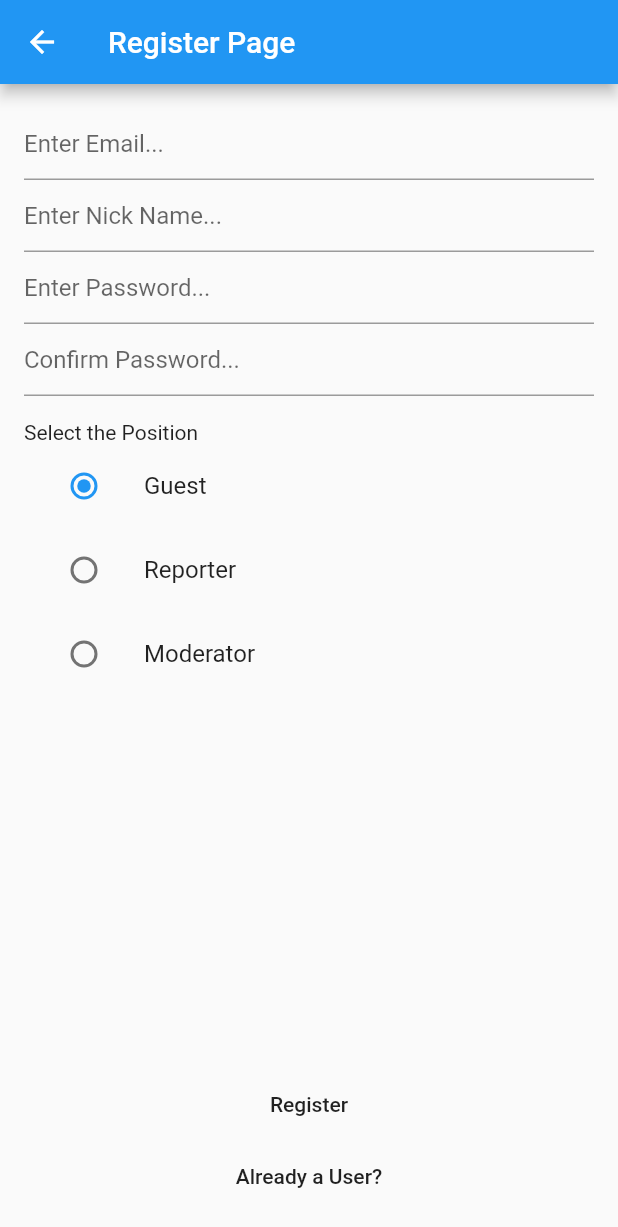
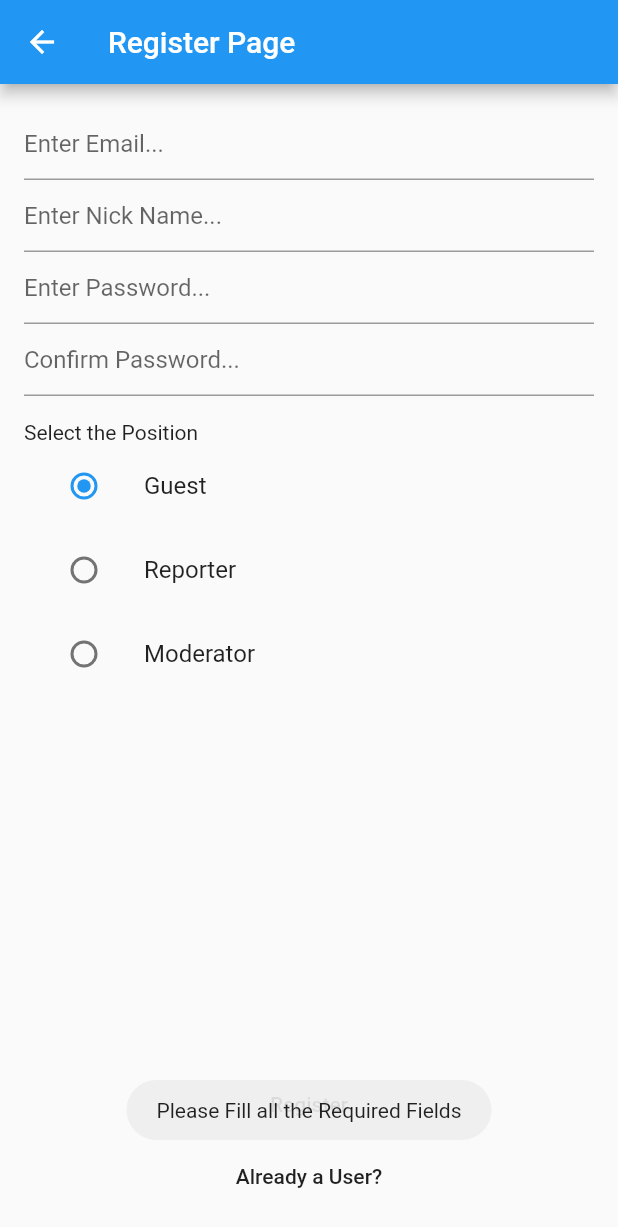
Before and after one commit to niroshan-ran/flutter_project, a Flutter app: the RegisterPage screen opened directly, after a tap on "Register", on a phone screen of 412 x 824 dp. Shown: the top 1227 px of the screen. Run offline on Flutter 3.47's test engine with Material 2 defaults, Android fonts, the phone set to English and light mode, and no system bars; our stand-ins replace cloud_firestore, firebase_auth, firebase_core, fluttertoast; accounts and stored records are empty.

Commit message:
Another Commit by Niroshan

```diff
--- a/lib/pages/homepage.dart
+++ b/lib/pages/homepage.dart
@@ -23,9 +23,11 @@ class _HomePageState extends State<HomePage> {
         .where('email', isEqualTo: widget.userEmail)
         .get();
 
+    try {
       return FutureBuilder(
         future: futureRef,
         builder: (context, AsyncSnapshot snapshot) {
+          if (!snapshot.hasError) {
             QuerySnapshot<Map<String, dynamic>> userResult = snapshot.data;
             List<QueryDocumentSnapshot<Map<String, dynamic>>> userResultDocs =
                 userResult.docs;
@@ -42,9 +44,12 @@ class _HomePageState extends State<HomePage> {
                   break;
               }
             }
-
+          }
           return LoginPage();
         },
       );
+    } on TypeError catch (Error) {
+      return LoginPage();
     }
   }
+}
--- a/lib/pages/registerpage.dart
+++ b/lib/pages/registerpage.dart
@@ -1,3 +1,5 @@
+import 'package:cloud_firestore/cloud_firestore.dart';
+import 'package:firebase_auth/firebase_auth.dart';
 import 'package:flutter/cupertino.dart';
 import 'package:flutter/material.dart';
 import 'package:flutter/widgets.dart';
@@ -33,9 +35,20 @@ class _RegisterPageState extends State<RegisterPage> {
     FocusScope.of(context).requestFocus(textNode);
   }
 
+  void clearAllText() {
+    emailText.clear();
+    passwordText.clear();
+    nickNameText.clear();
+    confirmPasswordText.clear();
+    _email = "";
+    _password = "";
+    _confirmPassword = "";
+    _nickName = "";
+  }
+
   void clearText(textFieldController, variableString) {
     textFieldController.clear();
-
+    _character = Positions.guest; // For Test
     switch (variableString) {
       case 'email':
         _email = "";
@@ -74,35 +87,64 @@ class _RegisterPageState extends State<RegisterPage> {
         timeInSecForIosWeb: 1);
   }
 
-  Future<void> _createUser() async {
-    /*if (_email != "" && _password != "") {
-      try {
-        UserCredential userCredential = await FirebaseAuth.instance
-            .createUserWithEmailAndPassword(email: _email, password: _password);
-      } on FirebaseAuthException catch (e) {
-        if (e.code == 'weak-password') {
-          focusText(focusPasswordNode);
-          clearText(passwordText, 'password');
-          _showToast("The password provided is too weak");
-        } else if (e.code == 'email-already-in-use') {
-          clearText(emailText, 'email');
-          clearText(passwordText, 'password');
+  Future<int> _createUserDoc(userId) async {
+    for (String s in userId) {
+      if (s != "") {
+        FirebaseFirestore.instance.collection('users').doc(s).set({
+          'email': _email,
+          'nickName': _nickName,
+          'position': _position
+        }).catchError((error) {
+          clearAllText();
           focusText(focusEmailNode);
-          _showToast("The account already exists for that email");
-        } else if (e.code == 'invalid-email') {
-          clearText(emailText, 'email');
-          clearText(passwordText, 'password');
-          focusText(focusEmailNode);
-          _showToast("Invalid Email");
-        } else {
+          _showToast("Unknown Error Occurred. Please Try Again");
+        });
+
+        return 0;
+      } else {
+        continue;
+      }
+    }
+    return -1;
+  }
+
+  Future<String> _createUser() async {
+    if (_email != "" &&
+        _password != "" &&
+        _confirmPassword != "" &&
+        _nickName != "" &&
+        _position != "") {
+      if (_password == _confirmPassword) {
+        try {
+          UserCredential userCredential = await FirebaseAuth.instance
+              .createUserWithEmailAndPassword(
+                  email: _email, password: _confirmPassword);
+
+          return userCredential.user!.uid;
+        } on FirebaseAuthException catch (e) {
+          if (e.code == 'weak-password') {
+            _showToast('The password provided is too weak.');
+            return "";
+          } else if (e.code == 'email-already-in-use') {
+            _showToast('The account already exists for that email.');
+            return "";
+          }
+        } catch (e) {
           _showErrorToast("Unknown Error Occurred", e);
+          return "";
         }
-      } catch (e) {
-        _showErrorToast("Unknown Error Occurred", e);
+      } else {
+        clearText(confirmPasswordText, 'confirmPassword');
+        focusText(focusConfirmPasswordNode);
+        _showToast("Confirmed Password is Not Match");
+        return "";
       }
+
+      return "";
     } else {
       _showToast("Please Fill all the Required Fields");
-    }*/
+      return "";
+    }
   }
 
   Positions? _character = Positions.guest;
@@ -175,7 +217,7 @@ class _RegisterPageState extends State<RegisterPage> {
                         onChanged: (Positions? value) {
                           setState(() {
                             _character = value;
-                            _position = _character.toString();
+                            _position = 'guest';
                           });
                         },
                       ),
@@ -188,7 +230,7 @@ class _RegisterPageState extends State<RegisterPage> {
                         onChanged: (Positions? value) {
                           setState(() {
                             _character = value;
-                            _position = _character.toString();
+                            _position = 'reporter';
                           });
                         },
                       ),
@@ -201,7 +243,7 @@ class _RegisterPageState extends State<RegisterPage> {
                         onChanged: (Positions? value) {
                           setState(() {
                             _character = value;
-                            _position = _character.toString();
+                            _position = 'moderator';
                           });
                         },
                       ),
@@ -214,7 +256,20 @@ class _RegisterPageState extends State<RegisterPage> {
                   mainAxisAlignment: MainAxisAlignment.center,
                   children: [
                     MaterialButton(
-                      onPressed: _createUser,
+                      onPressed: () {
+                        Future.wait([
+                          Future.wait([_createUser()])
+                              .then((value) => _createUserDoc(value))
+                        ]).then((value) {
+                          for (int i in value) {
+                            if (i > -1) {
+                              Navigator.pop(context);
+                              _showToast("Registration is Successful");
+                              break;
+                            }
+                          }
+                        });
+                      },
                       child: Text("Register"),
                     ),
                     MaterialButton(
```
Lines whose indentation alone changed are shown as unchanged.
